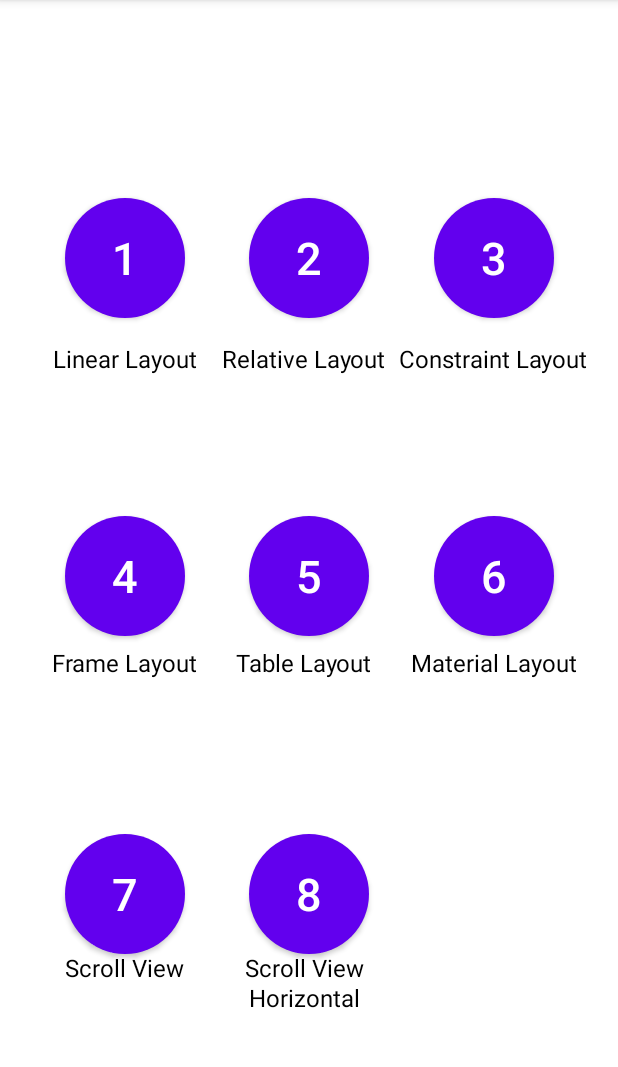
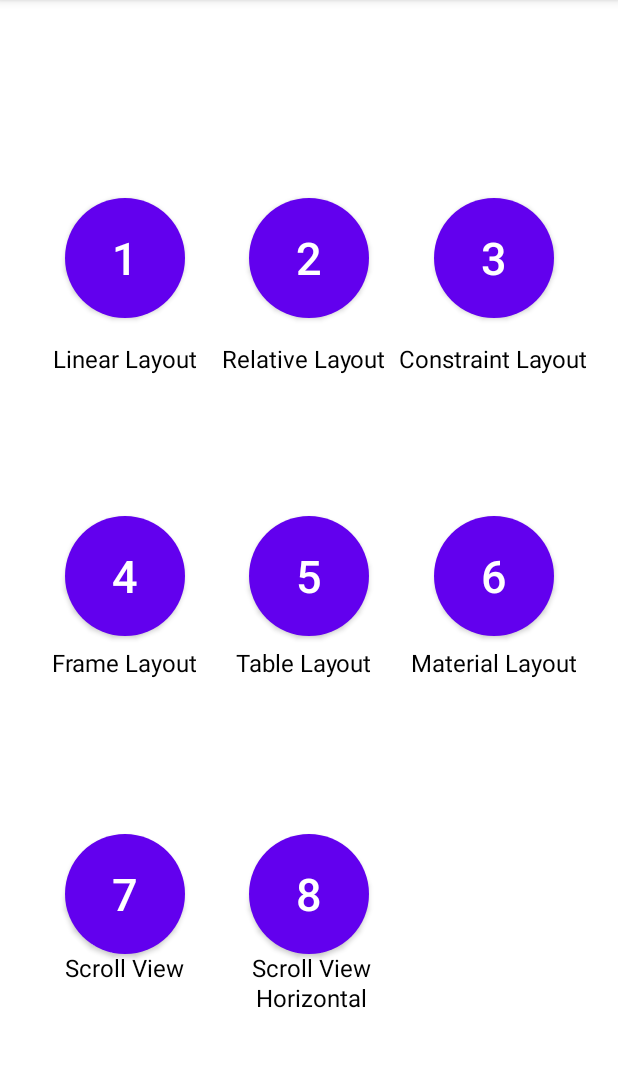
Before and after one commit to arfphp/Akbar-Ramadhani-Firdaus_E41210766_B_Mobile, an Android app: the screen it shows after launch (MainActivity), on a phone screen of 412 x 824 dp, the part 84-1151 px from its top. Run offline under Robolectric (Android 15) with nearby library versions, the phone set to English and light mode, and no system bars.

Commit message:
Perubahan Sedikit Di Scroll View Horizontal

```diff
--- a/Minggu_2/app/src/main/res/layout/activity_main.xml
+++ b/Minggu_2/app/src/main/res/layout/activity_main.xml
@@ -210,7 +210,7 @@
             app:layout_constraintStart_toEndOf="@id/btn7"
             app:layout_constraintTop_toTopOf="parent"
             android:layout_marginTop="522dp"
-            android:layout_marginRight="130dp"
+            android:layout_marginRight="120dp"
             android:textSize="16dp"
             android:textColor="#000000"/>
         <TextView
@@ -224,7 +224,7 @@
             app:layout_constraintStart_toEndOf="@id/btn7"
             app:layout_constraintTop_toTopOf="parent"
             android:layout_marginTop="562dp"
-            android:layout_marginRight="130dp"
+            android:layout_marginRight="120dp"
             android:textSize="16dp"
             android:textColor="#000000"/>
     </androidx.constraintlayout.widget.ConstraintLayout>
```
